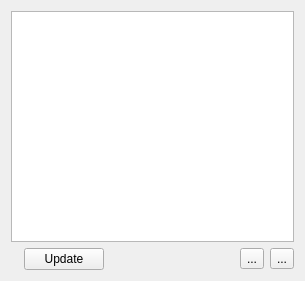
The window that ressources/repository-manager.ui (pathmann/pyTSon) describes before a commit, drawn with Qt 5.
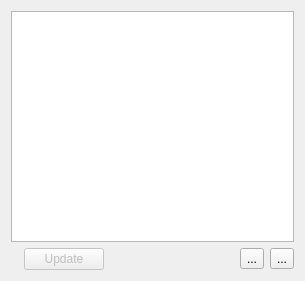
The same window after the commit. Icons and pictures are not drawn.

Commit message: manage online repositories

Diff of the .ui file:
```diff
--- a/ressources/repository-manager.ui
+++ b/ressources/repository-manager.ui
@@ -28,6 +28,9 @@
      </item>
      <item>
       <widget class="QPushButton" name="updateButton">
+       <property name="enabled">
+        <bool>false</bool>
+       </property>
        <property name="text">
         <string>Update</string>
        </property>
```
Left out of the diff: 8 changed lines with no effect on the pictures. The commit also changes 2 other files.
